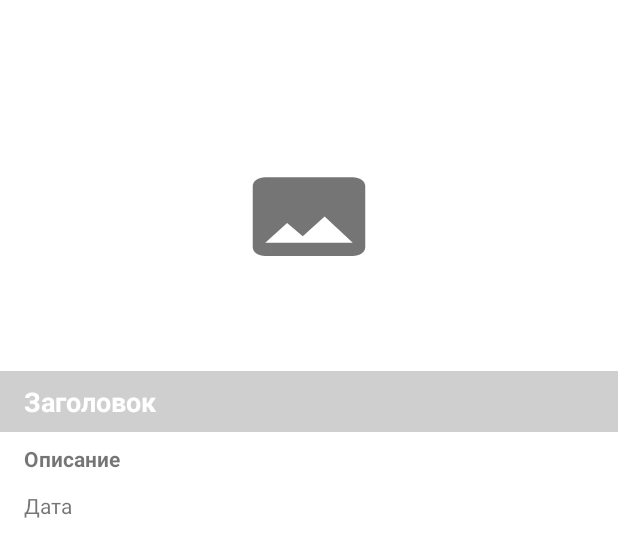
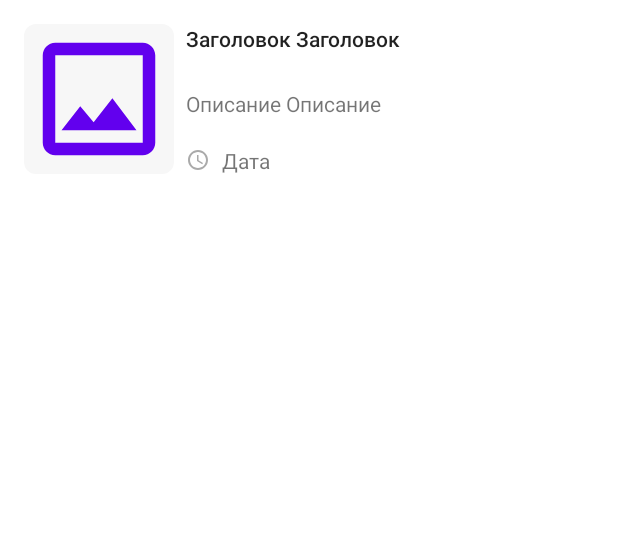
Before and after one commit to slowfarm/Orioks, an Android app: the layout list_item_news.xml on its own in the app's theme, with its tools: preview values and no code run, on a phone screen of 412 x 824 dp. Shown: the top 557 px of the screen. Run offline under Robolectric (Android 15) with nearby library versions, the phone set to English and light mode, and no system bars; network calls fail.

Commit message:
initial commit

```diff
--- a/app/src/main/java/ru/eva/oriokslive/ui/adapter/NewsAdapter.kt
+++ b/app/src/main/java/ru/eva/oriokslive/ui/adapter/NewsAdapter.kt
@@ -36,7 +36,8 @@ class NewsViewHolder(private val binding: ListItemNewsBinding) :
         binding.tvDate.text = item.date
         Picasso.get()
             .load(item.imageUrl)
-            .placeholder(R.drawable.placeholder)
+            .placeholder(R.drawable.ic_placeholder)
+            .error(R.drawable.ic_placeholder)
             .into(binding.ivPicture)
         binding.root.setOnClickListener { listener.invoke(item.link) }
     }
--- a/app/src/main/java/ru/eva/oriokslive/utils/TimeUtils.kt
+++ b/app/src/main/java/ru/eva/oriokslive/utils/TimeUtils.kt
@@ -97,7 +97,7 @@ fun scheduleDateParser(inputDate: String): String {
 
 fun newsDateParser(inputDate: String): String {
     val oldPattern = "EEE, dd MMM yyyy HH:mm:ss Z"
-    val newPattern = "d.MM.yyyy HH:mm"
+    val newPattern = "MMM d, yyyy"
     val sdf = SimpleDateFormat(oldPattern, Locale.ENGLISH)
     val date: Date = sdf.parse(inputDate) ?: Date()
     sdf.applyPattern(newPattern)
--- a/app/src/main/res/drawable/ic_directions.xml
+++ b/app/src/main/res/drawable/ic_directions.xml
@@ -4,6 +4,6 @@
         android:viewportWidth="24.0"
         android:viewportHeight="24.0">
     <path
-        android:fillColor="#FF000000"
+        android:fillColor="?attr/colorPrimary"
         android:pathData="M21.71,11.29l-9,-9c-0.39,-0.39 -1.02,-0.39 -1.41,0l-9,9c-0.39,0.39 -0.39,1.02 0,1.41l9,9c0.39,0.39 1.02,0.39 1.41,0l9,-9c0.39,-0.38 0.39,-1.01 0,-1.41zM14,14.5V12h-4v3H8v-4c0,-0.55 0.45,-1 1,-1h5V7.5l3.5,3.5 -3.5,3.5z"/>
 </vector>
--- a/app/src/main/res/drawable/ic_person.xml
+++ b/app/src/main/res/drawable/ic_person.xml
@@ -4,6 +4,6 @@
         android:viewportWidth="24.0"
         android:viewportHeight="24.0">
     <path
-        android:fillColor="#FF000000"
+        android:fillColor="?attr/colorPrimary"
         android:pathData="M12,12c2.21,0 4,-1.79 4,-4s-1.79,-4 -4,-4 -4,1.79 -4,4 1.79,4 4,4zM12,14c-2.67,0 -8,1.34 -8,4v2h16v-2c0,-2.66 -5.33,-4 -8,-4z"/>
 </vector>
--- /dev/null
+++ b/app/src/main/res/drawable/ic_placeholder.xml
@@ -0,0 +1,9 @@
+<vector xmlns:android="http://schemas.android.com/apk/res/android"
+    android:width="24dp"
+    android:height="24dp"
+    android:viewportWidth="24"
+    android:viewportHeight="24">
+    <path
+        android:fillColor="?attr/colorPrimary"
+        android:pathData="M19,5v14L5,19L5,5h14m0,-2L5,3c-1.1,0 -2,0.9 -2,2v14c0,1.1 0.9,2 2,2h14c1.1,0 2,-0.9 2,-2L21,5c0,-1.1 -0.9,-2 -2,-2zM14.14,11.86l-3,3.87L9,13.14 6,17h12l-3.86,-5.14z" />
+</vector>
--- a/app/src/main/res/drawable/ic_schedule.xml
+++ b/app/src/main/res/drawable/ic_schedule.xml
@@ -1,10 +1,9 @@
 <vector xmlns:android="http://schemas.android.com/apk/res/android"
     android:width="24dp"
     android:height="24dp"
-    android:tint="#0277BD"
     android:viewportWidth="24.0"
     android:viewportHeight="24.0">
     <path
-        android:fillColor="#FF000000"
+        android:fillColor="@android:color/darker_gray"
         android:pathData="M11.99,2C6.47,2 2,6.48 2,12s4.47,10 9.99,10C17.52,22 22,17.52 22,12S17.52,2 11.99,2zM12,20c-4.42,0 -8,-3.58 -8,-8s3.58,-8 8,-8 8,3.58 8,8 -3.58,8 -8,8zM12.5,7L11,7v6l5.25,3.15 0.75,-1.23 -4.5,-2.67z" />
 </vector>
--- /dev/null
+++ b/app/src/main/res/drawable/ic_theme_dark.xml
@@ -0,0 +1,5 @@
+<vector android:height="24dp" android:tint="#000000"
+    android:viewportHeight="24" android:viewportWidth="24"
+    android:width="24dp" xmlns:android="http://schemas.android.com/apk/res/android">
+    <path android:fillColor="@android:color/white" android:pathData="M12,3c-4.97,0 -9,4.03 -9,9s4.03,9 9,9s9,-4.03 9,-9c0,-0.46 -0.04,-0.92 -0.1,-1.36c-0.98,1.37 -2.58,2.26 -4.4,2.26c-2.98,0 -5.4,-2.42 -5.4,-5.4c0,-1.81 0.89,-3.42 2.26,-4.4C12.92,3.04 12.46,3 12,3L12,3z"/>
+</vector>
--- a/app/src/main/res/drawable/ic_theme_light.xml
+++ /dev/null
@@ -1,5 +0,0 @@
-<vector android:height="24dp" android:tint="#000000"
-    android:viewportHeight="24" android:viewportWidth="24"
-    android:width="24dp" xmlns:android="http://schemas.android.com/apk/res/android">
-    <path android:fillColor="@android:color/white" android:pathData="M12,7c-2.76,0 -5,2.24 -5,5s2.24,5 5,5s5,-2.24 5,-5S14.76,7 12,7L12,7zM2,13l2,0c0.55,0 1,-0.45 1,-1s-0.45,-1 -1,-1l-2,0c-0.55,0 -1,0.45 -1,1S1.45,13 2,13zM20,13l2,0c0.55,0 1,-0.45 1,-1s-0.45,-1 -1,-1l-2,0c-0.55,0 -1,0.45 -1,1S19.45,13 20,13zM11,2v2c0,0.55 0.45,1 1,1s1,-0.45 1,-1V2c0,-0.55 -0.45,-1 -1,-1S11,1.45 11,2zM11,20v2c0,0.55 0.45,1 1,1s1,-0.45 1,-1v-2c0,-0.55 -0.45,-1 -1,-1C11.45,19 11,19.45 11,20zM5.99,4.58c-0.39,-0.39 -1.03,-0.39 -1.41,0c-0.39,0.39 -0.39,1.03 0,1.41l1.06,1.06c0.39,0.39 1.03,0.39 1.41,0s0.39,-1.03 0,-1.41L5.99,4.58zM18.36,16.95c-0.39,-0.39 -1.03,-0.39 -1.41,0c-0.39,0.39 -0.39,1.03 0,1.41l1.06,1.06c0.39,0.39 1.03,0.39 1.41,0c0.39,-0.39 0.39,-1.03 0,-1.41L18.36,16.95zM19.42,5.99c0.39,-0.39 0.39,-1.03 0,-1.41c-0.39,-0.39 -1.03,-0.39 -1.41,0l-1.06,1.06c-0.39,0.39 -0.39,1.03 0,1.41s1.03,0.39 1.41,0L19.42,5.99zM7.05,18.36c0.39,-0.39 0.39,-1.03 0,-1.41c-0.39,-0.39 -1.03,-0.39 -1.41,0l-1.06,1.06c-0.39,0.39 -0.39,1.03 0,1.41s1.03,0.39 1.41,0L7.05,18.36z"/>
-</vector>
--- a/app/src/main/res/drawable/placeholder.xml
+++ /dev/null
@@ -1,10 +0,0 @@
-<vector xmlns:android="http://schemas.android.com/apk/res/android"
-    android:width="100dp"
-    android:height="70dp"
-    android:tint="#757575"
-    android:viewportWidth="24.0"
-    android:viewportHeight="24.0">
-    <path
-        android:fillColor="#FF000000"
-        android:pathData="M21,19V5c0,-1.1 -0.9,-2 -2,-2H5c-1.1,0 -2,0.9 -2,2v14c0,1.1 0.9,2 2,2h14c1.1,0 2,-0.9 2,-2zM8.5,13.5l2.5,3.01L14.5,12l4.5,6H5l3.5,-4.5z" />
-</vector>
--- a/app/src/main/res/layout/list_item_news.xml
+++ b/app/src/main/res/layout/list_item_news.xml
@@ -1,64 +1,74 @@
 <?xml version="1.0" encoding="utf-8"?>
-<LinearLayout xmlns:android="http://schemas.android.com/apk/res/android"
+<androidx.constraintlayout.widget.ConstraintLayout xmlns:android="http://schemas.android.com/apk/res/android"
     xmlns:app="http://schemas.android.com/apk/res-auto"
     xmlns:tools="http://schemas.android.com/tools"
     android:layout_width="match_parent"
-    android:layout_height="wrap_content"
-    android:orientation="vertical">
+    android:layout_height="wrap_content">
 
-    <androidx.constraintlayout.widget.ConstraintLayout
-        android:layout_width="match_parent"
-        android:layout_height="match_parent">
-
-        <ImageView
-            android:id="@+id/iv_picture"
-            android:layout_width="0dp"
-            android:layout_height="wrap_content"
-            android:adjustViewBounds="true"
-            android:scaleType="centerInside"
-            app:layout_constraintEnd_toEndOf="parent"
-            app:layout_constraintStart_toStartOf="parent"
-            app:layout_constraintTop_toTopOf="parent"
-            app:srcCompat="@drawable/placeholder"
-            tools:ignore="VectorDrawableCompat" />
-
-        <TextView
-            android:id="@+id/tv_title"
-            android:layout_width="0dp"
-            android:layout_height="wrap_content"
-            android:background="#30000000"
-            android:paddingLeft="16dp"
-            android:paddingTop="8dp"
-            android:paddingRight="16dp"
-            android:paddingBottom="8dp"
-            android:textColor="#FFFFFF"
-            android:textSize="18sp"
-            android:textStyle="bold"
-            app:layout_constraintBottom_toBottomOf="parent"
-            app:layout_constraintEnd_toEndOf="parent"
-            app:layout_constraintStart_toStartOf="parent"
-            tools:text="Заголовок" />
-
-    </androidx.constraintlayout.widget.ConstraintLayout>
-
+    <com.google.android.material.imageview.ShapeableImageView
+        android:id="@+id/ivPicture"
+        android:layout_width="100dp"
+        android:layout_height="100dp"
+        android:layout_marginStart="16dp"
+        android:adjustViewBounds="true"
+        android:background="@color/colorTrack"
+        android:scaleType="centerCrop"
+        android:src="@drawable/ic_placeholder"
+        app:layout_constraintBottom_toBottomOf="@+id/tvDate"
+        app:layout_constraintStart_toStartOf="parent"
+        app:layout_constraintTop_toTopOf="@+id/tvTitle"
+        app:shapeAppearance="@style/ShapeAppearanceOverlay.Rounded"
+        tools:ignore="VectorDrawableCompat"
+        tools:src="@drawable/ic_placeholder" />
 
     <TextView
-        android:id="@+id/tv_description"
-        android:layout_width="match_parent"
+        android:id="@+id/tvTitle"
+        style="@style/TextAppearance.AppCompat.Body2"
+        android:layout_width="0dp"
         android:layout_height="wrap_content"
-        android:layout_marginStart="12dp"
-        android:layout_marginTop="4dp"
-        android:padding="4dp"
-        android:textStyle="bold"
-        tools:text="Описание" />
+        android:layout_marginStart="8dp"
+        android:layout_marginTop="16dp"
+        android:layout_marginEnd="16dp"
+        android:ellipsize="end"
+        android:lines="2"
+        android:maxLines="2"
+        app:layout_constraintEnd_toEndOf="parent"
+        app:layout_constraintStart_toEndOf="@+id/ivPicture"
+        app:layout_constraintTop_toTopOf="parent"
+        tools:text="Заголовок Заголовок" />
 
     <TextView
-        android:id="@+id/tv_date"
-        android:layout_width="match_parent"
+        android:id="@+id/tvDescription"
+        android:layout_width="0dp"
         android:layout_height="wrap_content"
-        android:layout_marginStart="12dp"
+        android:layout_marginTop="8dp"
+        android:ellipsize="end"
+        android:lines="2"
+        android:maxLines="2"
+        app:layout_constraintEnd_toEndOf="@+id/tvTitle"
+        app:layout_constraintStart_toStartOf="@+id/tvTitle"
+        app:layout_constraintTop_toBottomOf="@+id/tvTitle"
+        tools:text="Описание Описание " />
+
+    <ImageView
+        android:id="@+id/imageView3"
+        android:layout_width="16dp"
+        android:layout_height="16dp"
         android:layout_marginTop="4dp"
-        android:layout_marginBottom="4dp"
-        android:padding="4dp"
+        android:layout_marginBottom="16dp"
+        app:layout_constraintBottom_toBottomOf="parent"
+        app:layout_constraintStart_toStartOf="@+id/tvTitle"
+        app:layout_constraintTop_toBottomOf="@+id/tvDescription"
+        app:srcCompat="@drawable/ic_schedule" />
+
+    <TextView
+        android:id="@+id/tvDate"
+        android:layout_width="0dp"
+        android:layout_height="wrap_content"
+        android:layout_marginStart="8dp"
+        app:layout_constraintBottom_toBottomOf="@+id/imageView3"
+        app:layout_constraintEnd_toEndOf="@+id/tvTitle"
+        app:layout_constraintStart_toEndOf="@+id/imageView3"
+        app:layout_constraintTop_toTopOf="@+id/imageView3"
         tools:text="Дата" />
-</LinearLayout>
+</androidx.constraintlayout.widget.ConstraintLayout>
--- a/app/src/main/res/layout/list_item_schedule_separator.xml
+++ b/app/src/main/res/layout/list_item_schedule_separator.xml
@@ -9,7 +9,7 @@
         android:id="@+id/tv_day_of_week"
         android:layout_width="wrap_content"
         android:layout_height="wrap_content"
-        android:textColor="?attr/colorPrimaryDark"
+        android:textColor="?attr/colorPrimary"
         android:textStyle="bold"
         tools:text="Понедельник" />
 </LinearLayout>
--- a/app/src/main/res/layout/list_item_security.xml
+++ b/app/src/main/res/layout/list_item_security.xml
@@ -47,7 +47,7 @@
             app:layout_constraintTop_toTopOf="parent" />
 
         <TextView
-            android:id="@+id/tv_date"
+            android:id="@+id/tvDate"
             android:layout_width="0dp"
             android:layout_height="wrap_content"
             android:layout_marginStart="16dp"
@@ -74,7 +74,7 @@
             android:layout_height="wrap_content"
             android:layout_marginStart="16dp"
             android:layout_weight="1"
-            app:layout_constraintEnd_toEndOf="@+id/tv_date"
+            app:layout_constraintEnd_toEndOf="@+id/tvDate"
             app:layout_constraintStart_toEndOf="@+id/textView11"
             app:layout_constraintTop_toTopOf="@+id/textView11"
             tools:text="Orioks 2.0" />
@@ -86,7 +86,7 @@
             android:layout_marginTop="16dp"
             android:layout_marginBottom="16dp"
             app:layout_constraintBottom_toBottomOf="parent"
-            app:layout_constraintEnd_toEndOf="@+id/tv_date"
+            app:layout_constraintEnd_toEndOf="@+id/tvDate"
             app:layout_constraintStart_toStartOf="@+id/textView10"
             app:layout_constraintTop_toBottomOf="@+id/textView11">
 
@@ -106,7 +106,7 @@
                 android:layout_height="wrap_content"
                 android:layout_marginStart="16dp"
                 android:layout_weight="1"
-                app:layout_constraintEnd_toEndOf="@+id/tv_date"
+                app:layout_constraintEnd_toEndOf="@+id/tvDate"
                 app:layout_constraintStart_toEndOf="@+id/textView12"
                 app:layout_constraintTop_toTopOf="@+id/textView12"
                 tools:text="Android 5.1" />
--- a/app/src/main/res/menu/drawer_menu.xml
+++ b/app/src/main/res/menu/drawer_menu.xml
@@ -31,7 +31,7 @@
 
     <item
         android:id="@+id/nav_theme_switch"
-        android:icon="@drawable/ic_theme_light"
+        android:icon="@drawable/ic_theme_dark"
         android:title="@string/dark_theme"
         app:actionLayout="@layout/switch_theme" />
 </menu>
--- a/app/src/main/res/values/themes.xml
+++ b/app/src/main/res/values/themes.xml
@@ -39,4 +39,9 @@
     <style name="SubTitleTextStyle" parent="@style/Base.TextAppearance.AppCompat.Widget.ActionBar.Subtitle">
         <item name="android:textSize">12sp</item>
     </style>
+
+    <style name="ShapeAppearanceOverlay.Rounded" parent="ShapeAppearance.MaterialComponents.MediumComponent">
+        <item name="cornerFamily">rounded</item>
+        <item name="cornerSize">8dp</item>
+    </style>
 </resources>
```
